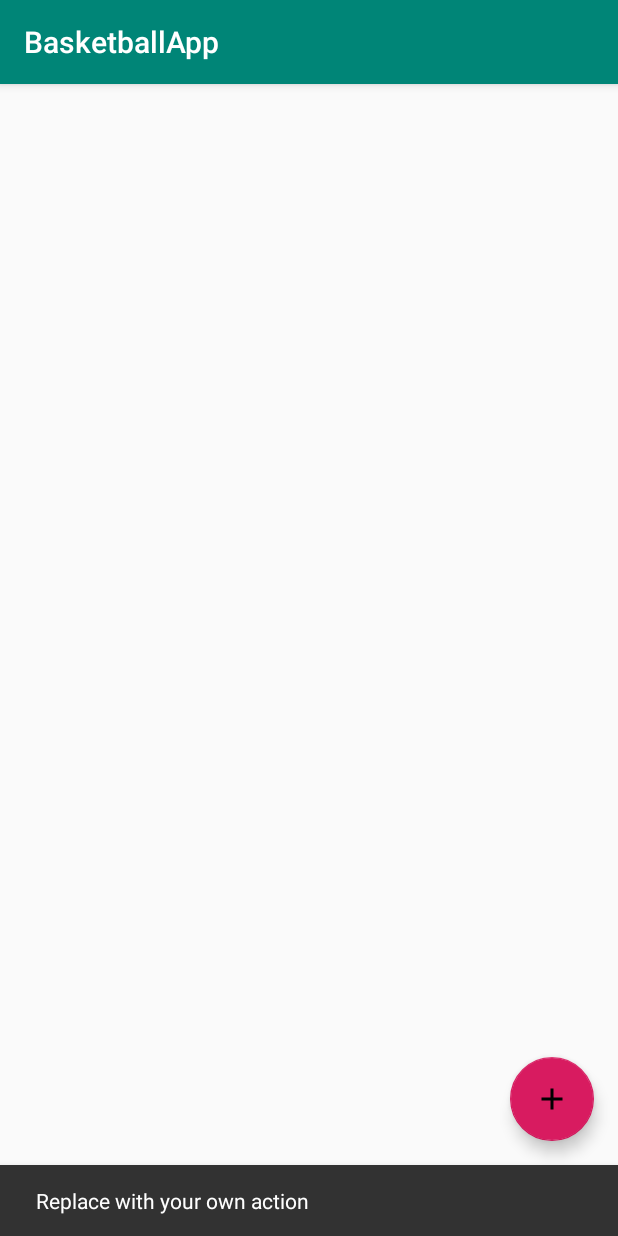
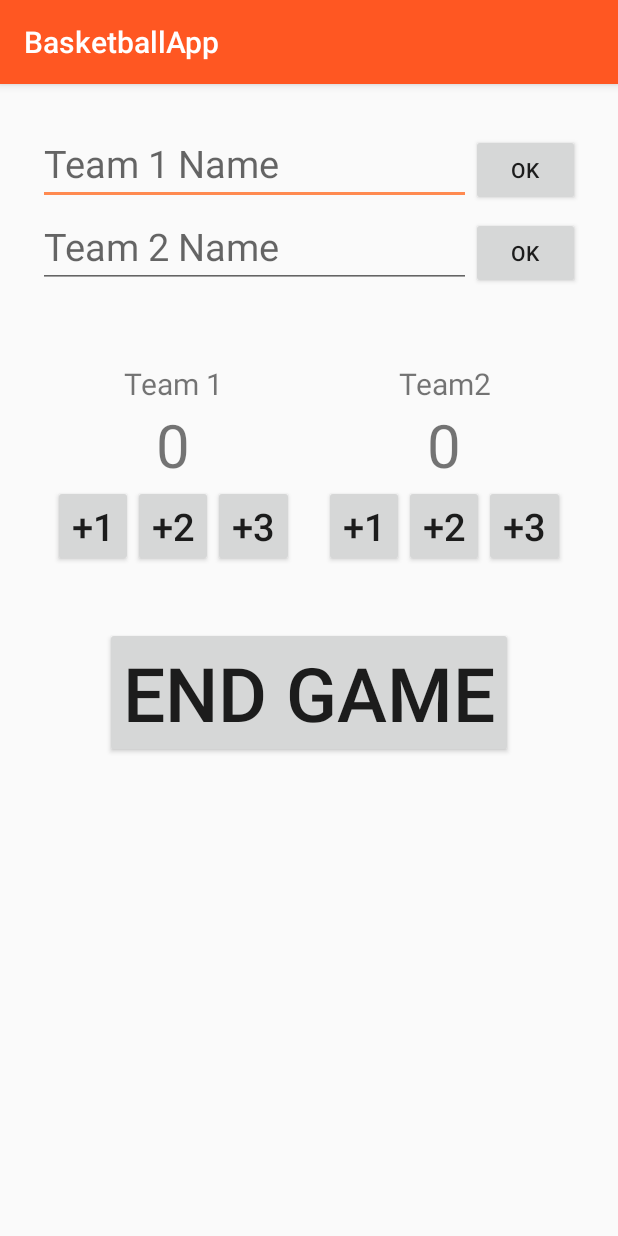
Before and after one commit to feranstirman1/BasketballApp, an Android app: the screen it shows after launch (MainActivity before the commit, NewGameActivity after it), after a tap on an icon or button, on a phone screen of 412 x 824 dp. Run offline under Robolectric (Android 15) with nearby library versions, the phone set to English and light mode, and no system bars; our stand-ins replace Room's generated code, data binding.

Commit message:
funcionalidad en modo celular completa.

```diff
--- a/app/build.gradle
+++ b/app/build.gradle
@@ -26,6 +26,9 @@ android {
         pickFirst 'META-INF/kotlinx-io.kotlin_module'
         pickFirst 'META-INF/atomicfu.kotlin_module'
         pickFirst 'META-INF/kotlinx-coroutines-io.kotlin_module'
+    }
+    dataBinding{
+        enabled = true
     }
 }
 
--- a/app/src/main/AndroidManifest.xml
+++ b/app/src/main/AndroidManifest.xml
@@ -9,7 +9,8 @@
         android:roundIcon="@mipmap/ic_launcher_round"
         android:supportsRtl="true"
         android:theme="@style/AppTheme">
-        <activity android:name=".GameActivity"></activity>
+        <activity android:name=".NewGameActivity"></activity>
+        <activity android:name=".GameActivity" />
         <activity
             android:name=".MainActivity"
             android:label="@string/app_name"
--- a/app/src/main/java/com/feranstirman/basketballapp/DAO/GameDao.kt
+++ b/app/src/main/java/com/feranstirman/basketballapp/DAO/GameDao.kt
@@ -16,6 +16,6 @@ interface GameDao {
     @Query("SELECT * FROM game_table")
     fun getAll(): LiveData<List<Game>>
 
-    @Query("SELECT * FROM game_table WHERE id LIKE :gameID")
+    @Query("SELECT * FROM game_table WHERE id LIKE :gameID LIMIT 1")
     fun getOne(gameID:Int): Game
 }
--- a/app/src/main/java/com/feranstirman/basketballapp/MainActivity.kt
+++ b/app/src/main/java/com/feranstirman/basketballapp/MainActivity.kt
@@ -1,6 +1,8 @@
 package com.feranstirman.basketballapp
 
+import android.content.Intent
 import android.os.Bundle
+import android.util.Log
 import com.google.android.material.snackbar.Snackbar
 import androidx.appcompat.app.AppCompatActivity;
 import android.view.Menu
@@ -17,14 +19,17 @@ import kotlinx.android.synthetic.main.content_main.*
 
 class MainActivity : AppCompatActivity() {
 
+    private val gameActivityRequestCode =1
+    private lateinit var gameViewModel:GameViewModel
+
     override fun onCreate(savedInstanceState: Bundle?) {
         super.onCreate(savedInstanceState)
         setContentView(R.layout.activity_main)
         setSupportActionBar(toolbar)
 
         fab.setOnClickListener { view ->
-            Snackbar.make(view, "Replace with your own action", Snackbar.LENGTH_LONG)
-                .setAction("Action", null).show()
+            val mIntent = Intent(this,NewGameActivity::class.java)
+            startActivity(mIntent)
         }
 
 
@@ -34,12 +39,18 @@ class MainActivity : AppCompatActivity() {
             layoutManager = LinearLayoutManager(this@MainActivity)
         }
 
-        val gameViewModel = ViewModelProviders.of(this).get(GameViewModel::class.java)
+        gameViewModel = ViewModelProviders.of(this).get(GameViewModel::class.java)
 
         gameViewModel.getAll().observe(this, Observer { games ->
             games?.let { mAdapter.setGames(it) }
         })
 
+
+
+    }
+
+    override fun onActivityResult(requestCode: Int, resultCode: Int, data: Intent?) {
+        super.onActivityResult(requestCode, resultCode, data)
 
 
     }
--- /dev/null
+++ b/app/src/main/java/com/feranstirman/basketballapp/NewGameActivity.kt
@@ -0,0 +1,85 @@
+package com.feranstirman.basketballapp
+
+import androidx.appcompat.app.AppCompatActivity
+import android.os.Bundle
+import android.util.Log
+import androidx.databinding.DataBindingUtil
+import androidx.lifecycle.ViewModelProviders
+import com.feranstirman.basketballapp.Entities.Game
+import com.feranstirman.basketballapp.ViewModels.GameViewModel
+import com.feranstirman.basketballapp.databinding.ActivityNewGameBinding
+import kotlinx.android.synthetic.main.activity_new_game.*
+import java.time.LocalDateTime
+import java.time.format.DateTimeFormatter
+
+class NewGameActivity : AppCompatActivity() {
+
+    lateinit var scoreViewModel: ScoreViewModel
+    lateinit var gameViewModel: GameViewModel
+
+    override fun onCreate(savedInstanceState: Bundle?) {
+        super.onCreate(savedInstanceState)
+        setContentView(R.layout.activity_new_game)
+
+
+
+        //CREATING THE VIEWMODELS AND DATABINDING
+        scoreViewModel=ViewModelProviders.of(this).get(ScoreViewModel::class.java)
+        var binding: ActivityNewGameBinding = DataBindingUtil.setContentView(this,R.layout.activity_new_game)
+        binding.team = scoreViewModel
+
+        btn_add1.setOnClickListener {
+            scoreViewModel.scoreTeam1 = (scoreViewModel.scoreTeam1.toInt()+1).toString()
+            binding.team = scoreViewModel
+        }
+        btn_add2.setOnClickListener {
+            scoreViewModel.scoreTeam1 = (scoreViewModel.scoreTeam1.toInt()+2).toString()
+            binding.team = scoreViewModel
+        }
+        btn_add3.setOnClickListener {
+            scoreViewModel.scoreTeam1 = (scoreViewModel.scoreTeam1.toInt()+3).toString()
+            binding.team = scoreViewModel
+        }
+        btn_add1_team2.setOnClickListener {
+            scoreViewModel.scoreTeam2 = (scoreViewModel.scoreTeam2.toInt()+1).toString()
+            binding.team = scoreViewModel
+        }
+        btn_add2_team2.setOnClickListener {
+            scoreViewModel.scoreTeam2 = (scoreViewModel.scoreTeam2.toInt()+2).toString()
+            binding.team = scoreViewModel
+        }
+        btn_add3_team2.setOnClickListener {
+            scoreViewModel.scoreTeam2 = (scoreViewModel.scoreTeam2.toInt()+3).toString()
+            binding.team = scoreViewModel
+        }
+
+        //WHEN I WANT TO SAVE THE GAME I JUST EDITED
+        btn_endGame.setOnClickListener {
+            val date = LocalDateTime.now()
+            val formatter = DateTimeFormatter.ofPattern("yyyy-MM-dd HH:mm:ss.SSS")
+            val dateFormatted = date.format(formatter)
+
+            gameViewModel = ViewModelProviders.of(this).get(GameViewModel::class.java)
+
+            val newGame = Game(tv_playing_team1.text.toString(),tv_playing_team2.text.toString(),scoreViewModel.scoreTeam1.toInt(),scoreViewModel.scoreTeam2.toInt(),dateFormatted)
+            gameViewModel.insert(newGame)
+            finish()
+
+        }
+
+        //CAMBIAR EL NOMBRE DEL EQUIPO QUE ESTA JUGANDO
+        btn_confirm_team1.setOnClickListener {
+            val team1 = et_team1.text.toString()
+            tv_playing_team1.text = team1
+        }
+        btn_confirm_team2.setOnClickListener {
+            val team2 = et_team2.text.toString()
+            tv_playing_team2.text = team2
+        }
+
+
+
+
+
+    }
+}
--- /dev/null
+++ b/app/src/main/java/com/feranstirman/basketballapp/ScoreViewModel.kt
@@ -0,0 +1,8 @@
+package com.feranstirman.basketballapp
+
+import androidx.lifecycle.ViewModel
+
+class ScoreViewModel : ViewModel() {
+    var scoreTeam1 = "0"
+    var scoreTeam2 = "0"
+}
--- /dev/null
+++ b/app/src/main/res/layout/activity_new_game.xml
@@ -0,0 +1,185 @@
+<?xml version="1.0" encoding="utf-8"?>
+<layout xmlns:android="http://schemas.android.com/apk/res/android"
+    xmlns:tools="http://schemas.android.com/tools"
+    tools:context="com.feranstirman.basketballapp.NewGameActivity">
+
+    <data>
+
+        <variable
+            name="team"
+            type="com.feranstirman.basketballapp.ScoreViewModel" />
+    </data>
+
+    <LinearLayout xmlns:app="http://schemas.android.com/apk/res-auto"
+        android:id="@+id/main_bg"
+        android:layout_width="match_parent"
+        android:layout_height="match_parent"
+        android:orientation="vertical"
+        android:padding="25dp">
+
+        <LinearLayout
+            android:layout_width="match_parent"
+            android:layout_height="wrap_content">
+
+            <EditText
+                android:id="@+id/et_team1"
+                android:layout_width="0dp"
+                android:layout_height="wrap_content"
+                android:layout_weight="4"
+                android:hint="Team 1 Name"
+                android:textSize="25sp" />
+
+            <Button
+                android:id="@+id/btn_confirm_team1"
+                android:layout_width="0dp"
+                android:layout_height="wrap_content"
+                android:layout_weight="1"
+                android:text="OK" />
+        </LinearLayout>
+
+        <LinearLayout
+            android:layout_width="match_parent"
+            android:layout_height="wrap_content">
+
+            <EditText
+                android:id="@+id/et_team2"
+                android:layout_width="0dp"
+                android:layout_height="wrap_content"
+                android:layout_weight="4"
+                android:hint="Team 2 Name"
+                android:textSize="25sp" />
+
+            <Button
+                android:id="@+id/btn_confirm_team2"
+                android:layout_width="0dp"
+                android:layout_height="wrap_content"
+                android:layout_weight="1"
+                android:text="OK" />
+        </LinearLayout>
+
+        <LinearLayout
+            android:layout_width="match_parent"
+            android:layout_height="wrap_content"
+            android:layout_marginTop="50dp">
+
+            <!-- THIS IS A TEAM ELEMENT FOR ADDING POINTS -->
+            <LinearLayout
+                android:layout_width="0dp"
+                android:layout_height="wrap_content"
+                android:layout_marginHorizontal="10dp"
+                android:layout_weight="1"
+                android:orientation="vertical">
+
+                <TextView
+                    android:id="@+id/tv_playing_team1"
+                    android:layout_width="match_parent"
+                    android:layout_height="wrap_content"
+                    android:text="Team 1"
+                    android:textAlignment="center"
+                    android:textSize="20sp" />
+
+                <TextView
+                    android:id="@+id/score_playing_team1"
+                    android:layout_width="match_parent"
+                    android:layout_height="wrap_content"
+                    android:text="@{team.scoreTeam1}"
+                    android:textAlignment="center"
+                    android:textSize="40sp" />
+
+                <LinearLayout
+                    android:layout_width="match_parent"
+                    android:layout_height="wrap_content">
+
+                    <Button
+                        android:id="@+id/btn_add1"
+                        android:layout_width="0dp"
+                        android:layout_height="wrap_content"
+                        android:layout_weight="1"
+                        android:text="+1"
+                        android:textSize="25sp" />
+
+                    <Button
+                        android:id="@+id/btn_add2"
+                        android:layout_width="0dp"
+                        android:layout_height="wrap_content"
+                        android:layout_weight="1"
+                        android:text="+2"
+                        android:textSize="25sp" />
+
+                    <Button
+                        android:id="@+id/btn_add3"
+                        android:layout_width="0dp"
+                        android:layout_height="wrap_content"
+                        android:layout_weight="1"
+                        android:text="+3"
+                        android:textSize="25sp" />
+                </LinearLayout>
+            </LinearLayout>
+            <!-- THIS IS A TEAM ELEMENT FOR ADDING POINTS -->
+
+            <!-- THIS IS A TEAM ELEMENT FOR ADDING POINTS -->
+            <LinearLayout
+                android:layout_width="0dp"
+                android:layout_height="wrap_content"
+                android:layout_marginHorizontal="10dp"
+                android:layout_weight="1"
+                android:orientation="vertical">
+
+                <TextView
+                    android:id="@+id/tv_playing_team2"
+                    android:layout_width="match_parent"
+                    android:layout_height="wrap_content"
+                    android:text="Team2"
+                    android:textAlignment="center"
+                    android:textSize="20sp" />
+
+                <TextView
+                    android:id="@+id/score_playing_team2"
+                    android:layout_width="match_parent"
+                    android:layout_height="wrap_content"
+                    android:text="@{team.scoreTeam2}"
+                    android:textAlignment="center"
+                    android:textSize="40sp" />
+
+                <LinearLayout
+                    android:layout_width="match_parent"
+                    android:layout_height="wrap_content">
+
+                    <Button
+                        android:id="@+id/btn_add1_team2"
+                        android:layout_width="0dp"
+                        android:layout_height="wrap_content"
+                        android:layout_weight="1"
+                        android:text="+1"
+                        android:textSize="25sp" />
+
+                    <Button
+                        android:id="@+id/btn_add2_team2"
+                        android:layout_width="0dp"
+                        android:layout_height="wrap_content"
+                        android:layout_weight="1"
+                        android:text="+2"
+                        android:textSize="25sp" />
+
+                    <Button
+                        android:id="@+id/btn_add3_team2"
+                        android:layout_width="0dp"
+                        android:layout_height="wrap_content"
+                        android:layout_weight="1"
+                        android:text="+3"
+                        android:textSize="25sp" />
+                </LinearLayout>
+            </LinearLayout>
+            <!-- THIS IS A TEAM ELEMENT FOR ADDING POINTS -->
+        </LinearLayout>
+
+        <Button
+            android:id="@+id/btn_endGame"
+            android:layout_width="wrap_content"
+            android:layout_height="wrap_content"
+            android:layout_gravity="center"
+            android:layout_marginTop="40dp"
+            android:text="END GAME"
+            android:textSize="50sp" />
+    </LinearLayout>
+</layout>
--- a/app/src/main/res/values/colors.xml
+++ b/app/src/main/res/values/colors.xml
@@ -1,6 +1,6 @@
 <?xml version="1.0" encoding="utf-8"?>
 <resources>
-    <color name="colorPrimary">#008577</color>
-    <color name="colorPrimaryDark">#00574B</color>
-    <color name="colorAccent">#D81B60</color>
+    <color name="colorPrimary">#ff5722</color>
+    <color name="colorPrimaryDark">#c41c00</color>
+    <color name="colorAccent">#ff8a50</color>
 </resources>
```
Also changed, not shown: app/src/main/java/com/feranstirman/basketballapp/Adapters/GamesAdapter.kt (+12 -6 lines), app/src/main/java/com/feranstirman/basketballapp/AppConstants/AppConstants.kt (added, +15 -0 lines), app/src/main/java/com/feranstirman/basketballapp/GameActivity.kt (+10 -7 lines), app/src/main/java/com/feranstirman/basketballapp/ViewModels/GameViewModel.kt (+9 -6 lines), app/src/main/res/layout/activity_game.xml (+21 -5 lines), app/src/main/res/layout/game_item.xml (+58 -3 lines), app/src/main/res/drawable/basketball.png (added).
